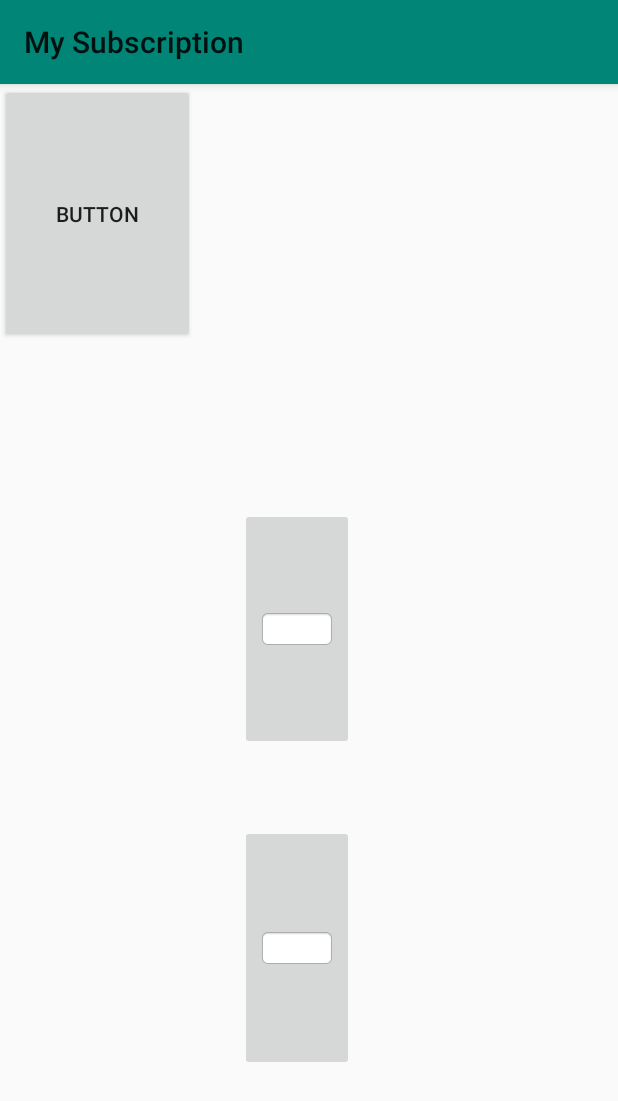
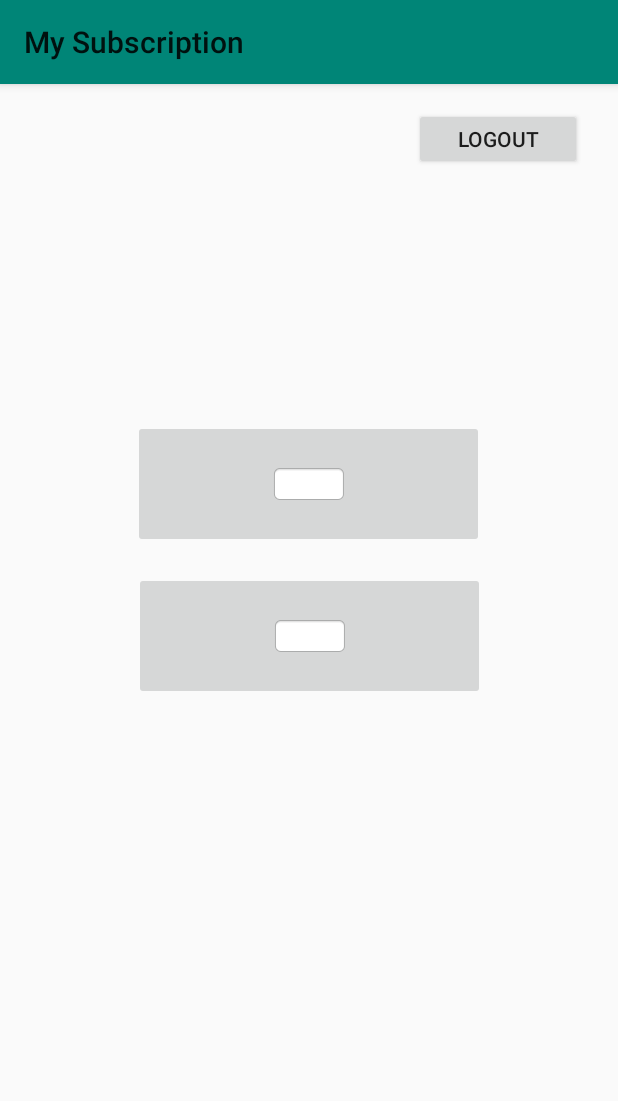
Before and after one commit to jameswei1/Peer-One-Network, an Android app: the MainActivity screen opened directly, with no data from a screen before it, on a phone screen of 412 x 824 dp. Shown: the top 1101 px of the screen. Run offline under Robolectric (Android 15) with nearby library versions, the phone set to English and light mode, and no system bars.

Commit message:
Merge branch 'JamesEdit' of https://github.com/sharan-rohit-raj/MySubscription into JamesEdit
# Conflicts:
#	app/src/main/java/sharora/mysubscription/DisplayUsers.java

```diff
--- a/app/src/main/AndroidManifest.xml
+++ b/app/src/main/AndroidManifest.xml
@@ -12,7 +12,7 @@
         android:supportsRtl="true"
         android:theme="@style/AppTheme">
         <activity android:name=".EditCustomer"></activity>
-        <activity android:name=".FIngerprint">
+        <activity android:name=".Fingerprint">
             <intent-filter>
                 <action android:name="android.intent.action.MAIN" />
 
--- a/app/src/main/java/sharora/mysubscription/FIngerprint.java
+++ b/app/src/main/java/sharora/mysubscription/Fingerprint.java
@@ -17,7 +17,7 @@ import android.widget.Toast;
 import java.util.concurrent.Executor;
 import java.util.concurrent.Executors;
 
-public class FIngerprint extends AppCompatActivity {
+public class Fingerprint extends AppCompatActivity {
 
     @Override
     protected void onCreate(Bundle savedInstanceState) {
@@ -34,6 +34,7 @@ public class FIngerprint extends AppCompatActivity {
                     // user clicked negative button
                 } else {
                     //TODO: Called when an unrecoverable error has been encountered and the operation is complete.
+
                 }
             }
 
@@ -54,7 +55,7 @@ public class FIngerprint extends AppCompatActivity {
 
         final BiometricPrompt.PromptInfo promptInfo = new BiometricPrompt.PromptInfo.Builder()
                 .setTitle("Welcome to My Subcription")
-                .setSubtitle("Get ready to be amazed!")
+                .setSubtitle("Developed by James Wei")
                 .setNegativeButtonText("Cancel")
                 .build();
 
--- a/app/src/main/java/sharora/mysubscription/MainActivity.java
+++ b/app/src/main/java/sharora/mysubscription/MainActivity.java
@@ -3,6 +3,7 @@ package sharora.mysubscription;
 import android.content.Intent;
 import android.os.Bundle;
 import android.view.View;
+import android.widget.Button;
 import android.widget.ImageButton;
 
 import androidx.appcompat.app.AppCompatActivity;
@@ -13,8 +14,9 @@ public class MainActivity extends AppCompatActivity {
         super.onCreate(savedInstanceState);
         setContentView(R.layout.activity_main);
 
-        ImageButton AddCust = (ImageButton)findViewById(R.id.addcust);
-        ImageButton ViewCust = (ImageButton)findViewById(R.id.viewcust);
+        ImageButton AddCust = findViewById(R.id.addcust);
+        ImageButton ViewCust = findViewById(R.id.viewcust);
+        Button logout = findViewById(R.id.logoutButton);
 
         AddCust.setOnClickListener(new View.OnClickListener() {
             @Override
@@ -30,6 +32,13 @@ public class MainActivity extends AppCompatActivity {
             }
         });
 
+        logout.setOnClickListener(new View.OnClickListener() {
+            @Override
+            public void onClick(View view) {
+                goToFingerPrint();
+            }
+        });
+
     }
 
     //Sends to next Activity
@@ -42,4 +51,9 @@ public class MainActivity extends AppCompatActivity {
         Intent intent = new Intent(this,Enter_Firstname_Lastname.class);
         startActivity(intent);
     }
+
+    public void goToFingerPrint() {
+        Intent intent = new Intent(this, Fingerprint.class);
+        startActivity(intent);
+    }
 }
--- a/app/src/main/res/layout/activity_fingerprint.xml
+++ b/app/src/main/res/layout/activity_fingerprint.xml
@@ -4,7 +4,7 @@
     xmlns:tools="http://schemas.android.com/tools"
     android:layout_width="match_parent"
     android:layout_height="match_parent"
-    tools:context=".FIngerprint">
+    tools:context=".Fingerprint">
 
 
     <Button
--- a/app/src/main/res/layout/activity_main.xml
+++ b/app/src/main/res/layout/activity_main.xml
@@ -1,5 +1,5 @@
 <?xml version="1.0" encoding="utf-8"?>
-<LinearLayout xmlns:android="http://schemas.android.com/apk/res/android"
+<androidx.constraintlayout.widget.ConstraintLayout xmlns:android="http://schemas.android.com/apk/res/android"
     xmlns:app="http://schemas.android.com/apk/res-auto"
     xmlns:tools="http://schemas.android.com/tools"
     android:layout_width="match_parent"
@@ -9,30 +9,45 @@
 
 
     <Button
-        android:id="@+id/button2"
-        android:layout_width="130dp"
-        android:layout_height="13dp"
+        android:id="@+id/logoutButton"
+        android:layout_width="112dp"
+        android:layout_height="41dp"
+        android:layout_marginStart="8dp"
+        android:layout_marginTop="16dp"
+        android:layout_marginEnd="16dp"
         android:layout_weight="1"
-        android:text="Button" />
+        android:text="Logout"
+        app:layout_constraintEnd_toEndOf="parent"
+        app:layout_constraintHorizontal_bias="0.971"
+        app:layout_constraintStart_toStartOf="parent"
+        app:layout_constraintTop_toTopOf="parent" />
 
     <ImageButton
         android:id="@+id/addcust"
-        android:layout_width="wrap_content"
-        android:layout_height="2dp"
-        android:layout_marginLeft="160dp"
-        android:layout_marginTop="110dp"
+        android:layout_width="234dp"
+        android:layout_height="85dp"
 
+        android:layout_marginStart="8dp"
+        android:layout_marginTop="224dp"
+        android:layout_marginEnd="8dp"
         android:layout_weight="1"
+        app:layout_constraintEnd_toEndOf="parent"
+        app:layout_constraintHorizontal_bias="0.498"
+        app:layout_constraintStart_toStartOf="parent"
+        app:layout_constraintTop_toTopOf="parent"
         app:srcCompat="@android:drawable/editbox_background" />
 
     <ImageButton
         android:id="@+id/viewcust"
-        android:layout_width="wrap_content"
-        android:layout_height="4dp"
-        android:layout_marginLeft="160dp"
-        android:layout_marginTop="50sp"
-        android:layout_marginBottom="110dp"
+        android:layout_width="234dp"
+        android:layout_height="85dp"
+        android:layout_marginStart="8dp"
+        android:layout_marginTop="16dp"
+        android:layout_marginEnd="8dp"
         android:layout_weight="1"
+        app:layout_constraintEnd_toEndOf="parent"
+        app:layout_constraintStart_toStartOf="parent"
+        app:layout_constraintTop_toBottomOf="@+id/addcust"
         app:srcCompat="@android:drawable/editbox_background" />
 
-</LinearLayout>
+</androidx.constraintlayout.widget.ConstraintLayout>
```
Lines whose indentation alone changed are shown as unchanged.
